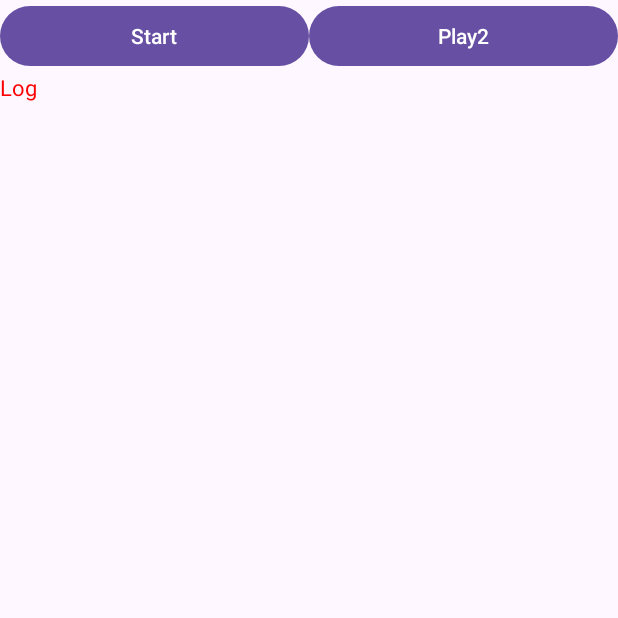
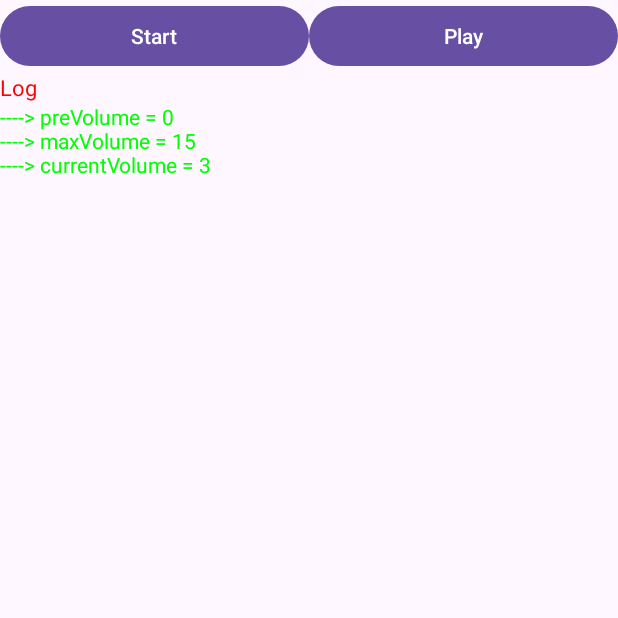
Before and after one commit to cuongttn2/My-Snowboy, an Android app: the screen it shows after launch (MainActivity), on a phone screen of 412 x 824 dp, the top half of it. Run offline under Robolectric (Android 15) with nearby library versions, the phone set to English and light mode, and no system bars; 4 statements that could not run were skipped.

Commit message:
run ok in android 9

```diff
--- a/app/src/main/AndroidManifest.xml
+++ b/app/src/main/AndroidManifest.xml
@@ -5,10 +5,10 @@
     <uses-permission android:name="android.permission.ACCESS_WIFI_STATE" />
     <uses-permission android:name="android.permission.RECORD_AUDIO" />
     <uses-permission android:name="android.permission.INTERNET" />
-    <uses-permission android:name="android.permission.WRITE_EXTERNAL_STORAGE"
-        android:maxSdkVersion="32" />
+    <uses-permission android:name="android.permission.WRITE_EXTERNAL_STORAGE"/>
 
     <application
+        android:requestLegacyExternalStorage="true"
         android:allowBackup="true"
         android:dataExtractionRules="@xml/data_extraction_rules"
         android:fullBackupContent="@xml/backup_rules"
--- a/app/src/main/java/ai/kitt/snowboy/AppResCopy.java
+++ b/app/src/main/java/ai/kitt/snowboy/AppResCopy.java
@@ -2,7 +2,6 @@ package ai.kitt.snowboy;
 
 import android.content.Context;
 import android.util.Log;
-
 import java.io.File;
 import java.io.FileOutputStream;
 import java.io.InputStream;
@@ -25,7 +24,7 @@ public class AppResCopy {
                         Log.i(TAG, "mkdir ok: "+sdcardDstDir);
                     }
                 } else {
-                     Log.w(TAG, sdcardDstDir+" already exists! ");
+                    Log.w(TAG, sdcardDstDir+" already exists! ");
                 }
                 for (String fileName : fileNames) {
                     copyFilesFromAssets(context,assetsSrcDir + "/" + fileName,sdcardDstDir+"/"+fileName, override);
--- a/app/src/main/java/ai/kitt/snowboy/Constants.java
+++ b/app/src/main/java/ai/kitt/snowboy/Constants.java
@@ -1,15 +1,11 @@
 package ai.kitt.snowboy;
-
+import java.io.File;
 import android.os.Environment;
 
-import java.io.File;
-
 public class Constants {
-    public static final String ASSETS_RES_DIR = "appu";
-    public static final String DEFAULT_WORK_SPACE = Environment.getExternalStorageDirectory().getAbsolutePath() + "/appu/";
-    public static final String APPU_UMDL = "appu.pmdl";
-    public static final String JARVIS_UMDL = "JARVIS.pmdl";
-    public static final String ALEXA_UMDL = "alexa.umdl";
+    public static final String ASSETS_RES_DIR = "snowboy";
+    public static final String DEFAULT_WORK_SPACE = Environment.getExternalStorageDirectory().getAbsolutePath() + "/snowboy/";
+    public static final String ACTIVE_UMDL = "alexa.umdl";
     public static final String ACTIVE_RES = "common.res";
     public static final String SAVE_AUDIO = Constants.DEFAULT_WORK_SPACE + File.separatorChar + "recording.pcm";
     public static final int SAMPLE_RATE = 16000;
--- a/app/src/main/java/ai/kitt/snowboy/audio/AudioDataReceivedListener.java
+++ b/app/src/main/java/ai/kitt/snowboy/audio/AudioDataReceivedListener.java
@@ -1,7 +1,7 @@
 package ai.kitt.snowboy.audio;
 
 public interface AudioDataReceivedListener {
-	void start();
+    void start();
     void onAudioDataReceived(byte[] data, int length);
     void stop();
 }
--- a/app/src/main/java/ai/kitt/snowboy/audio/AudioDataSaver.java
+++ b/app/src/main/java/ai/kitt/snowboy/audio/AudioDataSaver.java
@@ -1,6 +1,4 @@
 package ai.kitt.snowboy.audio;
-
-import android.util.Log;
 
 import java.io.BufferedOutputStream;
 import java.io.DataOutputStream;
@@ -8,6 +6,8 @@ import java.io.File;
 import java.io.FileNotFoundException;
 import java.io.FileOutputStream;
 import java.io.IOException;
+
+import android.util.Log;
 
 import ai.kitt.snowboy.Constants;
 
--- a/app/src/main/java/ai/kitt/snowboy/audio/PlaybackThread.java
+++ b/app/src/main/java/ai/kitt/snowboy/audio/PlaybackThread.java
@@ -4,7 +4,6 @@ import android.media.AudioFormat;
 import android.media.AudioManager;
 import android.media.AudioTrack;
 import android.util.Log;
-
 import java.io.BufferedInputStream;
 import java.io.DataInputStream;
 import java.io.File;
--- a/app/src/main/java/com/example/mysnowboy/MainActivity.kt
+++ b/app/src/main/java/com/example/mysnowboy/MainActivity.kt
@@ -1,41 +1,36 @@
 package com.example.mysnowboy
 
-import ai.kitt.snowboy.MsgEnum.MSG_ACTIVE
-import android.annotation.SuppressLint
+import ai.kitt.snowboy.AppResCopy
+import ai.kitt.snowboy.MsgEnum
+import ai.kitt.snowboy.audio.AudioDataSaver
+import ai.kitt.snowboy.audio.PlaybackThread
+import ai.kitt.snowboy.audio.RecordingThread
 import android.media.AudioManager
 import android.os.Bundle
 import android.os.Handler
 import android.os.Message
 import android.text.Html
 import android.view.View
+import android.view.View.OnClickListener
 import android.widget.Button
 import android.widget.ScrollView
 import android.widget.TextView
 import android.widget.Toast
 import androidx.appcompat.app.AppCompatActivity
-import ai.kitt.snowboy.AppResCopy
-import ai.kitt.snowboy.MsgEnum
-import ai.kitt.snowboy.MsgEnum.MSG_ACTIVE
-import ai.kitt.snowboy.MsgEnum.MSG_ERROR
-import ai.kitt.snowboy.MsgEnum.MSG_INFO
-import ai.kitt.snowboy.MsgEnum.MSG_VAD_NOSPEECH
-import ai.kitt.snowboy.MsgEnum.MSG_VAD_SPEECH
-import ai.kitt.snowboy.audio.AudioDataSaver
-import ai.kitt.snowboy.audio.PlaybackThread
-import ai.kitt.snowboy.audio.RecordingThread
+
 
 class MainActivity : AppCompatActivity() {
     private var record_button: Button? = null
     private var play_button: Button? = null
     private var log: TextView? = null
     private var logView: ScrollView? = null
-
-    var strLog: String? = null
-
     private var preVolume = -1
 
-    private
-    var activeTimes: Long = 0
+    companion object {
+        var strLog: String? = null
+        private var activeTimes: Long = 0
+        var MAX_LOG_LINE_NUM: Int = 200
+    }
 
     private var recordingThread: RecordingThread? = null
     private var playbackThread: PlaybackThread? = null
@@ -44,15 +39,15 @@ class MainActivity : AppCompatActivity() {
         super.onCreate(savedInstanceState)
 
         setContentView(R.layout.activity_main)
-//        setUI()
-//
-//        setProperVolume()
-//
-//        AppResCopy.copyResFromAssetsToSD(this)
-//
-//        activeTimes = 0
-//        recordingThread = RecordingThread(handle, AudioDataSaver())
-//        playbackThread = PlaybackThread()
+        setUI()
+
+        setProperVolume()
+
+        AppResCopy.copyResFromAssetsToSD(this)
+
+        activeTimes = 0
+        recordingThread = RecordingThread(handle, AudioDataSaver())
+        playbackThread = PlaybackThread()
     }
 
     fun showToast(msg: CharSequence?) {
@@ -106,28 +101,28 @@ class MainActivity : AppCompatActivity() {
     }
 
     private fun startRecording() {
-        recordingThread?.startRecording()
+        recordingThread!!.startRecording()
         updateLog(" ----> recording started ...", "green")
-        record_button?.setText(R.string.btn1_stop)
+        record_button!!.setText(R.string.btn1_stop)
     }
 
     private fun stopRecording() {
-        recordingThread?.stopRecording()
+        recordingThread!!.stopRecording()
         updateLog(" ----> recording stopped ", "green")
         record_button!!.setText(R.string.btn1_start)
     }
 
     private fun startPlayback() {
         updateLog(" ----> playback started ...", "green")
-        play_button?.setText(R.string.btn2_stop)
+        play_button!!.setText(R.string.btn2_stop)
         // (new PcmPlayer()).playPCM();
-        playbackThread?.startPlayback()
+        playbackThread!!.startPlayback()
     }
 
     private fun stopPlayback() {
         updateLog(" ----> playback stopped ", "green")
         play_button!!.setText(R.string.btn2_start)
-        playbackThread?.stopPlayback()
+        playbackThread!!.stopPlayback()
     }
 
     private fun sleep() {
@@ -137,9 +132,9 @@ class MainActivity : AppCompatActivity() {
         }
     }
 
-    private val record_button_handle: View.OnClickListener = object : View.OnClickListener {
-        // @Override
-        override fun onClick(arg0: View?) {
+    private val record_button_handle: OnClickListener = object : OnClickListener {
+        override
+        fun onClick(arg0: View?) {
             if (record_button!!.getText() == getResources().getString(R.string.btn1_start)) {
                 stopPlayback()
                 sleep()
@@ -151,9 +146,9 @@ class MainActivity : AppCompatActivity() {
         }
     }
 
-    private val play_button_handle: View.OnClickListener = object : View.OnClickListener {
-        // @Override
-        override fun onClick(arg0: View?) {
+    private val play_button_handle: OnClickListener = object : OnClickListener {
+        override
+        fun onClick(arg0: View?) {
             if (play_button!!.getText() == getResources().getString(R.string.btn2_start)) {
                 stopRecording()
                 sleep()
@@ -164,22 +159,21 @@ class MainActivity : AppCompatActivity() {
         }
     }
 
-    var handle: Handler = @SuppressLint("HandlerLeak")
-    object : Handler() {
+    var handle: Handler = object : Handler() {
         override fun handleMessage(msg: Message) {
             val message = MsgEnum.getMsgEnum(msg.what)
             when (message) {
-                MSG_ACTIVE -> {
+                MsgEnum.MSG_ACTIVE -> {
                     activeTimes++
                     updateLog(" ----> Detected " + activeTimes + " times", "green")
                     // Toast.makeText(Demo.this, "Active "+activeTimes, Toast.LENGTH_SHORT).show();
                     showToast("Active " + activeTimes)
                 }
 
-                MSG_INFO -> updateLog(" ----> " + message)
-                MSG_VAD_SPEECH -> updateLog(" ----> normal voice", "blue")
-                MSG_VAD_NOSPEECH -> updateLog(" ----> no speech", "blue")
-                MSG_ERROR -> updateLog(" ----> " + msg.toString(), "red")
+                MsgEnum.MSG_INFO -> updateLog(" ----> " + message)
+                MsgEnum.MSG_VAD_SPEECH -> updateLog(" ----> normal voice", "blue")
+                MsgEnum.MSG_VAD_NOSPEECH -> updateLog(" ----> no speech", "blue")
+                MsgEnum.MSG_ERROR -> updateLog(" ----> " + msg.toString(), "red")
                 else -> super.handleMessage(msg)
             }
         }
@@ -206,8 +200,6 @@ class MainActivity : AppCompatActivity() {
         })
     }
 
-
-    var MAX_LOG_LINE_NUM: Int = 200
 
     var currLogLineNum: Int = 0
 
@@ -239,7 +231,7 @@ class MainActivity : AppCompatActivity() {
 
     public override fun onDestroy() {
         restoreVolume()
-        recordingThread?.stopRecording()
+        recordingThread!!.stopRecording()
         super.onDestroy()
     }
 }
--- a/app/src/main/res/layout/activity_main.xml
+++ b/app/src/main/res/layout/activity_main.xml
@@ -2,27 +2,26 @@
 <LinearLayout xmlns:android="http://schemas.android.com/apk/res/android"
     android:layout_width="fill_parent"
     android:layout_height="fill_parent"
-    android:orientation="vertical">
-
-    <LinearLayout
-        android:id="@+id/bottom"
+    android:orientation="vertical" >
+    <LinearLayout android:id="@+id/bottom"
         android:layout_width="fill_parent"
         android:layout_height="wrap_content"
-        android:orientation="horizontal">
-
+        android:orientation="horizontal"
+        android:layout_alignParentBottom="true">
         <Button
             android:id="@+id/btn_test1"
+            android:layout_height="wrap_content"
             android:layout_width="fill_parent"
-            android:layout_height="wrap_content"
-            android:layout_weight="1"
-            android:text="@string/btn1_start" />
-
+            android:text="@string/btn1_start"
+            android:layout_weight="1">
+        </Button>
         <Button
             android:id="@+id/btn_test2"
+            android:layout_height="wrap_content"
             android:layout_width="fill_parent"
-            android:layout_height="wrap_content"
-            android:layout_weight="1"
-            android:text="@string/btn2_start" />
+            android:text="@string/btn2_start"
+            android:layout_weight="1">
+        </Button>
     </LinearLayout>
 
     <TextView
@@ -30,17 +29,16 @@
         android:layout_height="wrap_content"
         android:text="Log"
         android:textColor="#FF0000"
-        android:textSize="14.5sp" />
+        android:textSize="14.5sp"></TextView>
 
     <ScrollView
         android:id="@+id/logView"
         android:layout_width="fill_parent"
         android:layout_height="fill_parent">
-
         <TextView
             android:id="@+id/log"
             android:layout_width="fill_parent"
-            android:layout_height="wrap_content" />
+            android:layout_height="fill_parent" />
     </ScrollView>
 
 </LinearLayout>
--- a/app/src/main/res/values/strings.xml
+++ b/app/src/main/res/values/strings.xml
@@ -1,7 +1,7 @@
 <resources>
     <string name="app_name">MySnowboy</string>
-    <string name="btn2_start">Play2</string>
     <string name="btn1_start">Start</string>
-    <string name="btn2_stop">Stop 2</string>
-    <string name="btn1_stop">Stop 1</string>
+    <string name="btn1_stop">Stop</string>
+    <string name="btn2_start">Play</string>
+    <string name="btn2_stop">Stop</string>
 </resources>
```
Also changed, not shown: app/src/main/java/ai/kitt/snowboy/audio/RecordingThread.java (+23 -32 lines), app/src/main/java/ai/kitt/snowboy/MsgEnum.java (line endings or trailing spaces), 7 other files.
